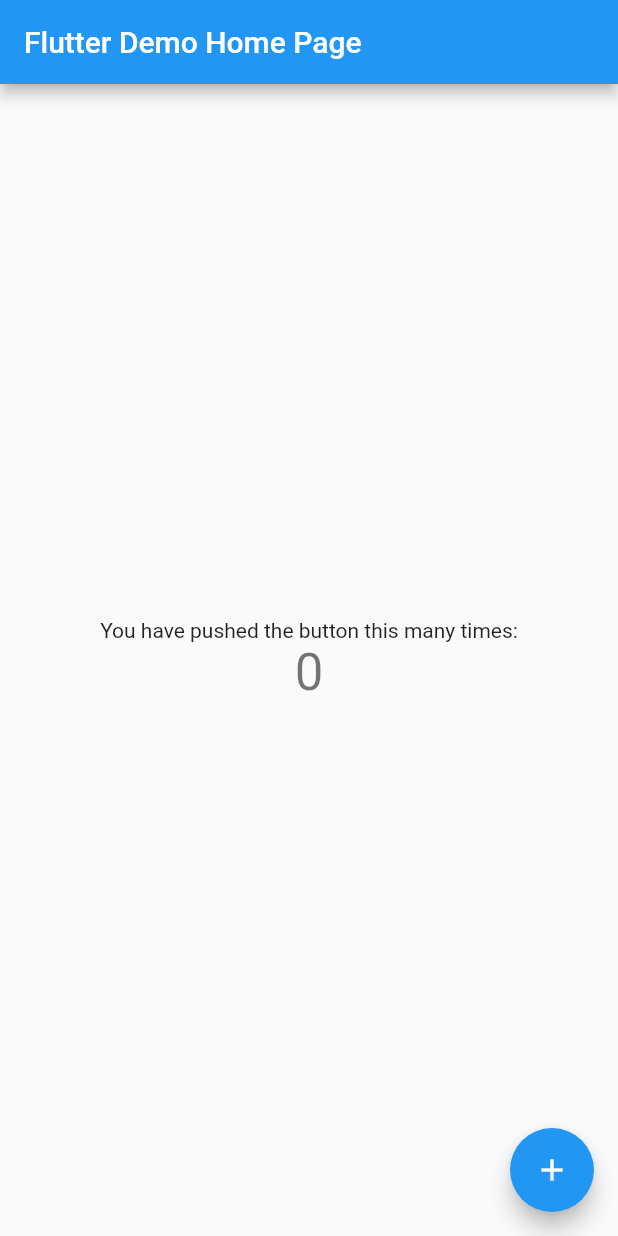
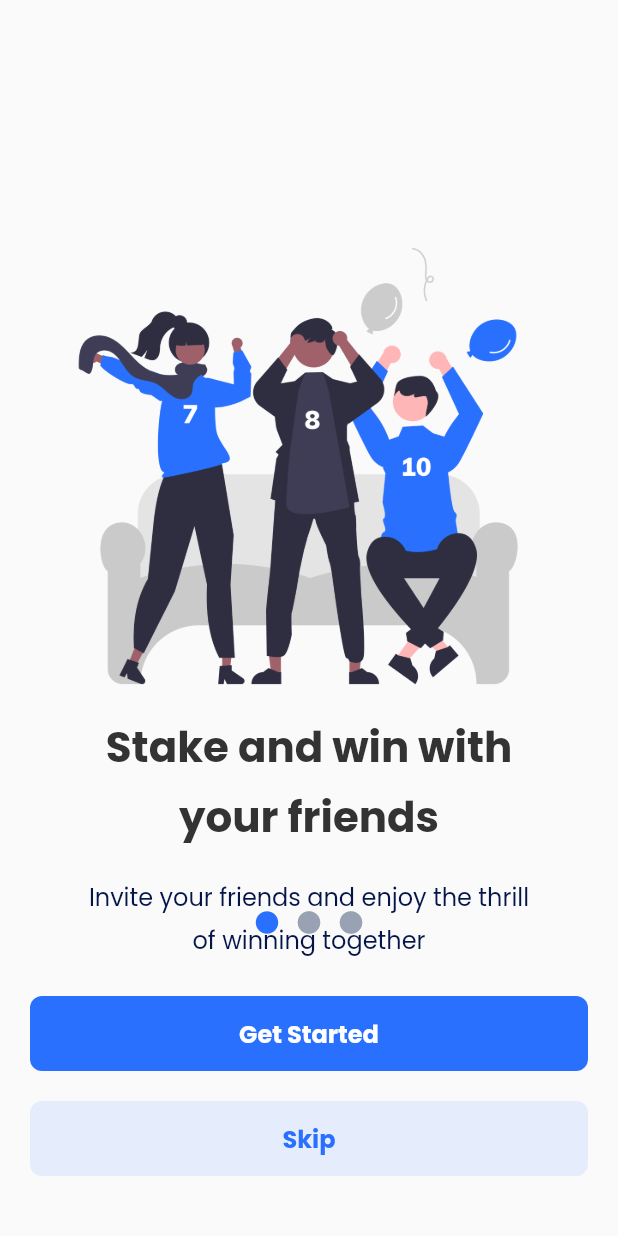
Before and after one commit to zuruoke/kumbod-mobile, a Flutter app: the screen it shows after launch, on a phone screen of 412 x 824 dp. Run offline on Flutter 3.47's test engine with Material 2 defaults, Android fonts, the light colour scheme and no system bars; our stand-ins replace dio, flutter_riverpod, google_fonts, hive_flutter; accounts and stored records are empty.

Commit message:
onboarding_page

```diff
--- a/lib/main.dart
+++ b/lib/main.dart
@@ -1,115 +1,63 @@
+import 'dart:async';
+
 import 'package:flutter/material.dart';
+import 'package:flutter_riverpod/flutter_riverpod.dart';
+import 'package:hive_flutter/hive_flutter.dart';
+import 'package:kumbod/routes/routes_generator.dart';
+import 'package:kumbod/view/home/home_screen.dart';
+import 'package:kumbod/view/onboarding_screens/onboarding_screen.dart';
 
-void main() {
-  runApp(const MyApp());
+void main() async {
+  // await Hive.initFlutter();
+  // await Hive.openBox("");
+
+  WidgetsFlutterBinding.ensureInitialized();
+
+  runApp(
+    const ProviderScope(child: KumBod()),
+  );
 }
 
-class MyApp extends StatelessWidget {
-  const MyApp({super.key});
+class KumBod extends StatelessWidget {
+  const KumBod({super.key});
 
-  // This widget is the root of your application.
   @override
   Widget build(BuildContext context) {
     return MaterialApp(
-      title: 'Flutter Demo',
+      debugShowCheckedModeBanner: false,
+      onGenerateRoute: RouteGenerator.generateRoute,
+      title: "KumBod",
       theme: ThemeData(
-        // This is the theme of your application.
-        //
-        // Try running your application with "flutter run". You'll see the
-        // application has a blue toolbar. Then, without quitting the app, try
-        // changing the primarySwatch below to Colors.green and then invoke
-        // "hot reload" (press "r" in the console where you ran "flutter run",
-        // or simply save your changes to "hot reload" in a Flutter IDE).
-        // Notice that the counter didn't reset back to zero; the application
-        // is not restarted.
         primarySwatch: Colors.blue,
+        backgroundColor: Colors.white,
       ),
-      home: const MyHomePage(title: 'Flutter Demo Home Page'),
+      home: const KumBodApp(),
     );
   }
 }
 
-class MyHomePage extends StatefulWidget {
-  const MyHomePage({super.key, required this.title});
-
-  // This widget is the home page of your application. It is stateful, meaning
-  // that it has a State object (defined below) that contains fields that affect
-  // how it looks.
-
-  // This class is the configuration for the state. It holds the values (in this
-  // case the title) provided by the parent (in this case the App widget) and
-  // used by the build method of the State. Fields in a Widget subclass are
-  // always marked "final".
-
-  final String title;
+class KumBodApp extends ConsumerStatefulWidget {
+  const KumBodApp({Key? key}) : super(key: key);
 
   @override
-  State<MyHomePage> createState() => _MyHomePageState();
+  ConsumerState<KumBodApp> createState() => _KumBodAppState();
 }
 
-class _MyHomePageState extends State<MyHomePage> {
-  int _counter = 0;
+class _KumBodAppState extends ConsumerState<KumBodApp> {
+  void _checkIfUserIsAuthorized() async {}
 
-  void _incrementCounter() {
-    setState(() {
-      // This call to setState tells the Flutter framework that something has
-      // changed in this State, which causes it to rerun the build method below
-      // so that the display can reflect the updated values. If we changed
-      // _counter without calling setState(), then the build method would not be
-      // called again, and so nothing would appear to happen.
-      _counter++;
-    });
+  startTimer() async {
+    var duration = const Duration(seconds: 3);
+    return Timer(duration, _checkIfUserIsAuthorized);
+  }
+
+  @override
+  void initState() {
+    super.initState();
   }
 
   @override
   Widget build(BuildContext context) {
-    // This method is rerun every time setState is called, for instance as done
-    // by the _incrementCounter method above.
-    //
-    // The Flutter framework has been optimized to make rerunning build methods
-    // fast, so that you can just rebuild anything that needs updating rather
-    // than having to individually change instances of widgets.
-    return Scaffold(
-      appBar: AppBar(
-        // Here we take the value from the MyHomePage object that was created by
-        // the App.build method, and use it to set our appbar title.
-        title: Text(widget.title),
-      ),
-      body: Center(
-        // Center is a layout widget. It takes a single child and positions it
-        // in the middle of the parent.
-        child: Column(
-          // Column is also a layout widget. It takes a list of children and
-          // arranges them vertically. By default, it sizes itself to fit its
-          // children horizontally, and tries to be as tall as its parent.
-          //
-          // Invoke "debug painting" (press "p" in the console, choose the
-          // "Toggle Debug Paint" action from the Flutter Inspector in Android
-          // Studio, or the "Toggle Debug Paint" command in Visual Studio Code)
-          // to see the wireframe for each widget.
-          //
-          // Column has various properties to control how it sizes itself and
-          // how it positions its children. Here we use mainAxisAlignment to
-          // center the children vertically; the main axis here is the vertical
-          // axis because Columns are vertical (the cross axis would be
-          // horizontal).
-          mainAxisAlignment: MainAxisAlignment.center,
-          children: <Widget>[
-            const Text(
-              'You have pushed the button this many times:',
-            ),
-            Text(
-              '$_counter',
-              style: Theme.of(context).textTheme.headline4,
-            ),
-          ],
-        ),
-      ),
-      floatingActionButton: FloatingActionButton(
-        onPressed: _incrementCounter,
-        tooltip: 'Increment',
-        child: const Icon(Icons.add),
-      ), // This trailing comma makes auto-formatting nicer for build methods.
-    );
+    return const OnboardingScreen();
   }
 }
--- /dev/null
+++ b/lib/routes/routes.dart
@@ -0,0 +1,23 @@
+import 'package:flutter/material.dart';
+import 'package:kumbod/view/home/home_screen.dart';
+import 'package:kumbod/view/onboarding_screens/onboarding_screen.dart';
+import 'package:kumbod/view/widgets/errors/page_not_found_screen.dart';
+
+class Routes {
+  final dynamic args;
+  final String pathName;
+
+  Routes({
+    this.args,
+    required this.pathName,
+  });
+
+  getRouteWidget() {
+    final Map<String, Widget> routes = {
+      "/": const HomeScreen(),
+      "/onboarding-screen": const OnboardingScreen(),
+    };
+
+    return routes[pathName] ?? const ErrorPageNotFoundScreen();
+  }
+}
--- /dev/null
+++ b/lib/utils/alignments/alignments.dart
@@ -0,0 +1,2 @@
+const double horizontalPadding = 20;
+const double verticalPadding = 20;
--- /dev/null
+++ b/lib/utils/styles/color_style.dart
@@ -0,0 +1,3 @@
+import 'package:flutter/material.dart';
+
+const appColor = Color(0xFF2970FF);
--- /dev/null
+++ b/lib/utils/styles/text_style.dart
@@ -0,0 +1,15 @@
+import 'package:flutter/material.dart';
+import 'package:google_fonts/google_fonts.dart';
+
+defaultTextStyle(
+  double fontSize, {
+  required Color color,
+  required FontWeight fontWeight,
+  required FontStyle fontStyle,
+}) {
+  return GoogleFonts.poppins(
+      fontSize: fontSize,
+      color: color,
+      fontWeight: fontWeight,
+      fontStyle: fontStyle);
+}
--- /dev/null
+++ b/lib/view/onboarding_screens/components/body.dart
@@ -0,0 +1,112 @@
+import 'package:flutter/material.dart';
+import 'package:kumbod/utils/alignments/alignments.dart';
+import 'package:kumbod/utils/styles/color_style.dart';
+import 'package:kumbod/view/onboarding_screens/components/page_one_content.dart';
+import 'package:kumbod/view/onboarding_screens/components/page_three_content.dart';
+import 'package:kumbod/view/onboarding_screens/components/page_two_content.dart';
+import 'package:kumbod/view/widgets/buttons/decorated_button.dart';
+import 'package:kumbod/view/widgets/text/default_text_widget.dart';
+
+class OnboardingScreenBody extends StatefulWidget {
+  const OnboardingScreenBody({super.key});
+
+  @override
+  State<OnboardingScreenBody> createState() => _OnboardingScreenBodyState();
+}
+
+class _OnboardingScreenBodyState extends State<OnboardingScreenBody> {
+  int pageIndex = 0;
+  final PageController _pageController = PageController();
+
+  @override
+  void dispose() {
+    super.dispose();
+    _pageController.dispose();
+  }
+
+  whenPageChanges(int index) {
+    setState(() {
+      pageIndex = index;
+    });
+  }
+
+  @override
+  Widget build(BuildContext context) {
+    return Padding(
+      padding: const EdgeInsets.symmetric(
+        horizontal: horizontalPadding,
+      ),
+      child: Stack(
+        alignment: Alignment.center,
+        children: [
+          PageView(
+            onPageChanged: whenPageChanges,
+            controller: _pageController,
+            children: const [
+              PageOneContent(),
+              PageTwoContent(),
+              PageThreeContent(),
+            ],
+          ),
+          Column(
+            mainAxisAlignment: MainAxisAlignment.end,
+            children: [
+              Padding(
+                padding: const EdgeInsets.symmetric(
+                  vertical: verticalPadding,
+                ),
+                child: Row(
+                  mainAxisAlignment: MainAxisAlignment.center,
+                  children: [
+                    Icon(
+                      Icons.brightness_1,
+                      color:
+                          pageIndex == 0 ? appColor : const Color(0xFF98A2B3),
+                      size: 18,
+                    ),
+                    const SizedBox(
+                      width: 10,
+                    ),
+                    Icon(
+                      Icons.brightness_1,
+                      color:
+                          pageIndex == 1 ? appColor : const Color(0xFF98A2B3),
+                      size: 18,
+                    ),
+                    const SizedBox(
+                      width: 10,
+                    ),
+                    Icon(
+                      Icons.brightness_1,
+                      color:
+                          pageIndex == 2 ? appColor : const Color(0xFF98A2B3),
+                      size: 18,
+                    ),
+                  ],
+                ),
+              ),
+              const SizedBox(
+                height: 20,
+              ),
+              const DecoratedButton(
+                text: "Get Started",
+                height: 50,
+              ),
+              const SizedBox(
+                height: 20,
+              ),
+              DecoratedButton(
+                  text: "Skip",
+                  height: 50,
+                  textColor: appColor,
+                  color: appColor.withOpacity(.1)),
+              const SizedBox(
+                height: 40,
+              ),
+            ],
+          ),
+        ],
+      ),
+    );
+  }
+}
--- /dev/null
+++ b/lib/view/onboarding_screens/components/page_one_content.dart
@@ -0,0 +1,58 @@
+import 'package:flutter/material.dart';
+import 'package:kumbod/view/widgets/text/default_text_widget.dart';
+
+class PageOneContent extends StatelessWidget {
+  const PageOneContent({super.key});
+
+  @override
+  Widget build(BuildContext context) {
+    return Column(
+      mainAxisAlignment: MainAxisAlignment.center,
+      children: [
+        Image.asset(
+          "assets/images/stake_wt_friends.png",
+          scale: 3.5,
+        ),
+        const SizedBox(
+          height: 20,
+        ),
+        const DefaultTextWidget(
+          text: "Stake and win with",
+          fontSize: 28,
+          textColor: Color(0xFF333333),
+          fontWeight: FontWeight.w700,
+        ),
+        const SizedBox(
+          height: 5,
+        ),
+        const DefaultTextWidget(
+          text: "your friends",
+          fontSize: 28,
+          textColor: Color(0xFF333333),
+          fontWeight: FontWeight.w700,
+        ),
+        const SizedBox(
+          height: 20,
+        ),
+        const DefaultTextWidget(
+          text: "Invite your friends and enjoy the thrill",
+          fontSize: 16,
+          textColor: Color(0xFF041549),
+          fontWeight: FontWeight.w400,
+        ),
+        const SizedBox(
+          height: 5,
+        ),
+        const DefaultTextWidget(
+          text: "of winning together",
+          fontSize: 16,
+          textColor: Color(0xFF041549),
+          fontWeight: FontWeight.w400,
+        ),
+        const SizedBox(
+          height: 20,
+        ),
+      ],
+    );
+  }
+}
--- /dev/null
+++ b/lib/view/onboarding_screens/onboarding_screen.dart
@@ -0,0 +1,13 @@
+import 'package:flutter/material.dart';
+import 'package:kumbod/view/onboarding_screens/components/body.dart';
+
+class OnboardingScreen extends StatelessWidget {
+  const OnboardingScreen({super.key});
+
+  @override
+  Widget build(BuildContext context) {
+    return const Scaffold(
+      body: OnboardingScreenBody(),
+    );
+  }
+}
--- /dev/null
+++ b/lib/view/widgets/buttons/decorated_button.dart
@@ -0,0 +1,45 @@
+import 'package:flutter/material.dart';
+import 'package:kumbod/utils/styles/color_style.dart';
+import 'package:kumbod/view/widgets/text/default_text_widget.dart';
+
+class DecoratedButton extends StatelessWidget {
+  final double? height;
+  final double? width;
+  final double? borderRadius;
+  final Color? color;
+  final String text;
+  final Color? textColor;
+  final double? fontSize;
+  final FontWeight? fontWeight;
+  const DecoratedButton({
+    super.key,
+    this.height,
+    required this.text,
+    this.fontWeight,
+    this.textColor,
+    this.color,
+    this.borderRadius,
+    this.fontSize,
+    this.width,
+  });
+
+  @override
+  Widget build(BuildContext context) {
+    final Size size = MediaQuery.of(context).size;
+    return Container(
+      alignment: Alignment.center,
+      height: height ?? 40,
+      width: width ?? size.width,
+      decoration: BoxDecoration(
+        borderRadius: BorderRadius.circular(borderRadius ?? 8.0),
+        color: color ?? appColor,
+      ),
+      child: DefaultTextWidget(
+        text: text,
+        textColor: textColor ?? Colors.white,
+        fontSize: fontSize ?? 16,
+        fontWeight: fontWeight ?? FontWeight.w700,
+      ),
+    );
+  }
+}
--- /dev/null
+++ b/lib/view/widgets/text/default_text_widget.dart
@@ -0,0 +1,38 @@
+import 'package:flutter/material.dart';
+import 'package:kumbod/utils/styles/text_style.dart';
+
+class DefaultTextWidget extends StatelessWidget {
+  final String text;
+  final FontWeight? fontWeight;
+  final Color? textColor;
+  final double fontSize;
+  final FontStyle? fontStyle;
+  final TextAlign? textAlign;
+  final int? maxLines;
+
+  const DefaultTextWidget({
+    Key? key,
+    required this.text,
+    this.fontWeight,
+    this.textColor,
+    required this.fontSize,
+    this.textAlign,
+    this.maxLines,
+    this.fontStyle,
+  }) : super(key: key);
+
+  @override
+  Widget build(BuildContext context) {
+    return Text(
+      text,
+      style: defaultTextStyle(
+        fontSize,
+        color: textColor ?? Colors.black,
+        fontWeight: fontWeight ?? FontWeight.w100,
+        fontStyle: fontStyle ?? FontStyle.normal,
+      ),
+      textAlign: textAlign,
+      maxLines: maxLines,
+    );
+  }
+}
--- a/pubspec.yaml
+++ b/pubspec.yaml
@@ -38,6 +38,7 @@
   flutter_riverpod: ^2.2.0
   hive_flutter: ^1.1.0
   dio: ^5.0.0
+  google_fonts: ^4.0.3
 
 dev_dependencies:
   flutter_test:
@@ -62,8 +63,8 @@
   uses-material-design: true
 
   # To add assets to your application, add an assets section, like this:
-  # assets:
-  #   - images/a_dot_burr.jpeg
+  assets:
+     - assets/images/
   #   - images/a_dot_ham.jpeg
 
   # An image asset can refer to one or more resolution-specific "variants", see
```
Also changed, not shown: lib/routes/routes_generator.dart (added, +14 -0 lines), lib/view/home/components/body.dart (added, +13 -0 lines), lib/view/home/home_screen.dart (added, +15 -0 lines), lib/view/onboarding_screens/components/page_three_content.dart (added, +58 -0 lines), lib/view/onboarding_screens/components/page_two_content.dart (added, +58 -0 lines), lib/view/widgets/errors/page_not_found_screen.dart (added, +29 -0 lines), assets/images/betting_bodman.png (added), assets/images/create_team_champions.png (added), assets/images/stake_wt_friends.png (added), pubspec.lock, 3 other files.
